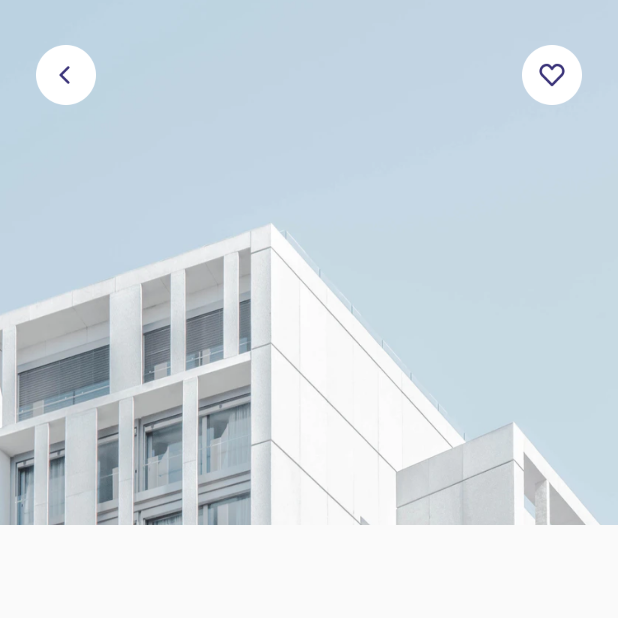
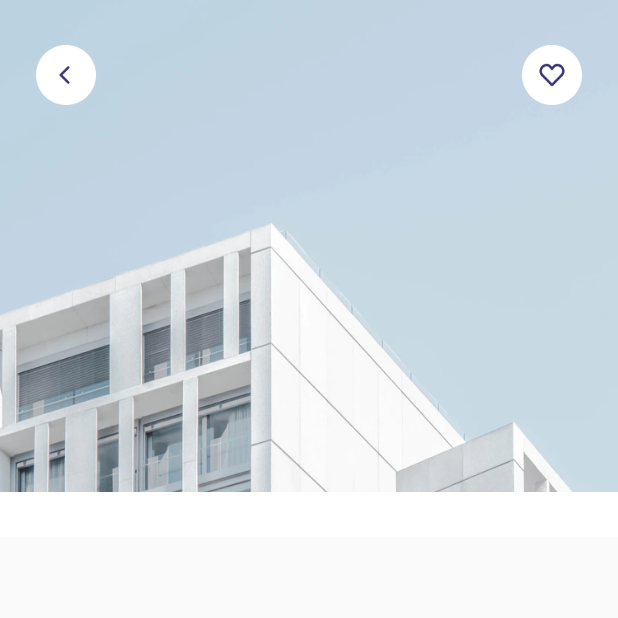
Before and after one commit to revanggaajip/cozy, a Flutter app: the DetailPage screen opened directly, on a phone screen of 412 x 824 dp, the top half of it. Run offline on Flutter 3.47's test engine with Material 2 defaults, Android fonts, the phone set to English and light mode, and no system bars; our stand-ins replace google_fonts.

Commit message:
Create Container in DetailPage

```diff
--- a/lib/pages/detail_page.dart
+++ b/lib/pages/detail_page.dart
@@ -40,7 +40,35 @@ class DetailPage extends StatelessWidget {
                   ),
                 ],
               ),
-            )
+            ),
+            ListView(
+              children: [
+                SizedBox(
+                  height: 328,
+                ),
+                Container(
+                  width: MediaQuery.of(context).size.width,
+                  decoration: BoxDecoration(
+                    borderRadius: BorderRadius.vertical(
+                      top: Radius.circular(20),
+                    ),
+                  ),
+                  color: whiteColor,
+                  child: Column(
+                    children: [
+                      SizedBox(
+                        height: 30,
+                      ),
+                      Padding(
+                        padding: EdgeInsets.symmetric(
+                          horizontal: edge,
+                        ),
+                      )
+                    ],
+                  ),
+                )
+              ],
+            ),
           ],
         ),
       ),
```
